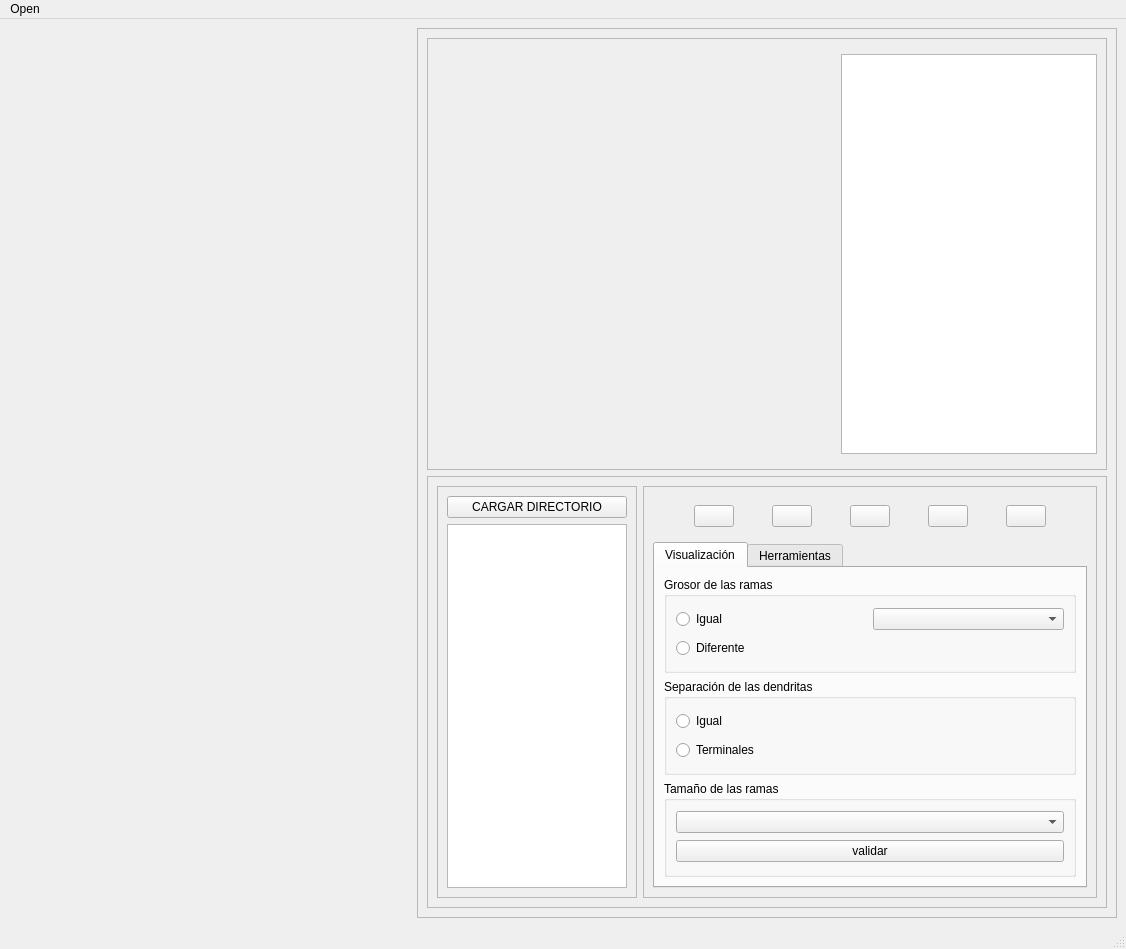
albertoam3/HUGO1.1, file source/hugo/mainwindow.ui: the form before one commit.
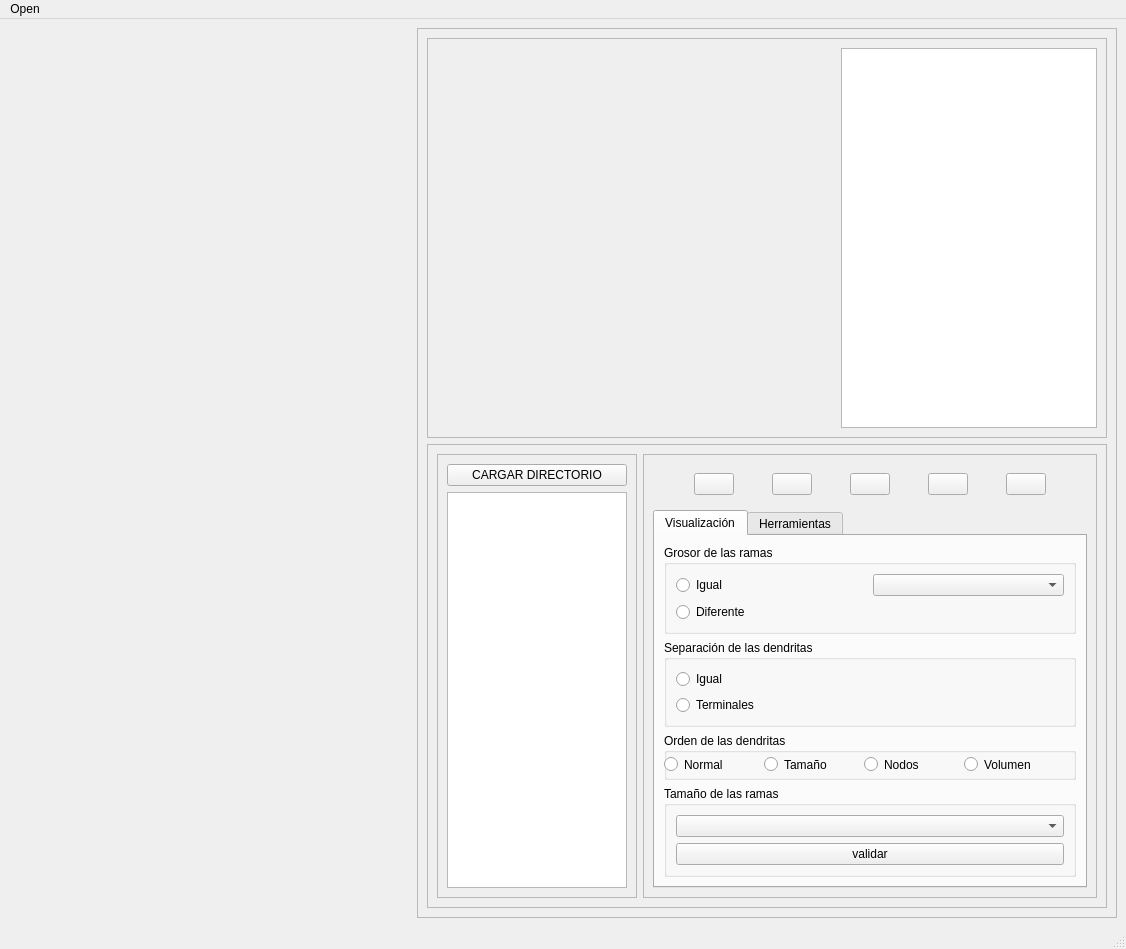
The form after the commit. Icons and pictures are not drawn. Custom widgets are drawn as their Qt base class.

Commit message: añado clase VarPosDendritas.h Ordenacion de dendritas por grosor y tamaño, falta solo por nodos terminales. version 1.0

```diff
--- a/source/hugo/mainwindow.ui
+++ b/source/hugo/mainwindow.ui
@@ -2,6 +2,9 @@
 <ui version="4.0">
  <class>MainWindow</class>
  <widget class="QMainWindow" name="MainWindow">
+  <property name="enabled">
+   <bool>true</bool>
+  </property>
   <property name="geometry">
    <rect>
     <x>0</x>
@@ -256,6 +259,74 @@
                    </layout>
                   </widget>
                  </item>
+                 <item>
+                  <widget class="QGroupBox" name="groupBox_4">
+                   <property name="minimumSize">
+                    <size>
+                     <width>0</width>
+                     <height>45</height>
+                    </size>
+                   </property>
+                   <property name="title">
+                    <string>Orden de las dendritas</string>
+                   </property>
+                   <widget class="QRadioButton" name="dendritas_ord_normal">
+                    <property name="enabled">
+                     <bool>true</bool>
+                    </property>
+                    <property name="geometry">
+                     <rect>
+                      <x>0</x>
+                      <y>20</y>
+                      <width>112</width>
+                      <height>23</height>
+                     </rect>
+                    </property>
+                    <property name="text">
+                     <string>Normal</string>
+                    </property>
+                   </widget>
+                   <widget class="QRadioButton" name="dendritas_ord_tam">
+                    <property name="geometry">
+                     <rect>
+                      <x>100</x>
+                      <y>20</y>
+                      <width>112</width>
+                      <height>23</height>
+                     </rect>
+                    </property>
+                    <property name="text">
+                     <string>Tamaño</string>
+                    </property>
+                   </widget>
+                   <widget class="QRadioButton" name="dendritas_ord_nodos">
+                    <property name="geometry">
+                     <rect>
+                      <x>200</x>
+                      <y>20</y>
+                      <width>112</width>
+                      <height>23</height>
+                     </rect>
+                    </property>
+                    <property name="text">
+                     <string>Nodos</string>
+                    </property>
+                   </widget>
+                   <widget class="QRadioButton" name="dendritas_ord_volumen">
+                    <property name="geometry">
+                     <rect>
+                      <x>300</x>
+                      <y>20</y>
+                      <width>112</width>
+                      <height>23</height>
+                     </rect>
+                    </property>
+                    <property name="text">
+                     <string>Volumen</string>
+                    </property>
+                   </widget>
+                  </widget>
+                 </item>
                  <item>
                   <widget class="QGroupBox" name="groupBox_2">
                    <property name="title">
```
The commit also changes 11 other files.
